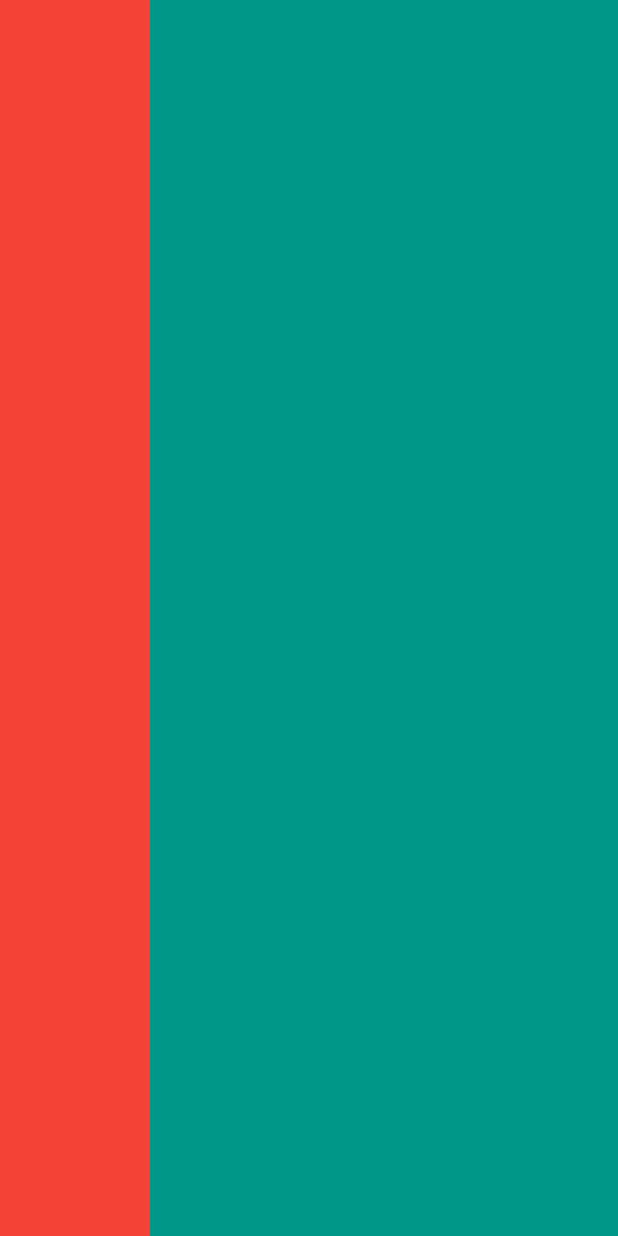
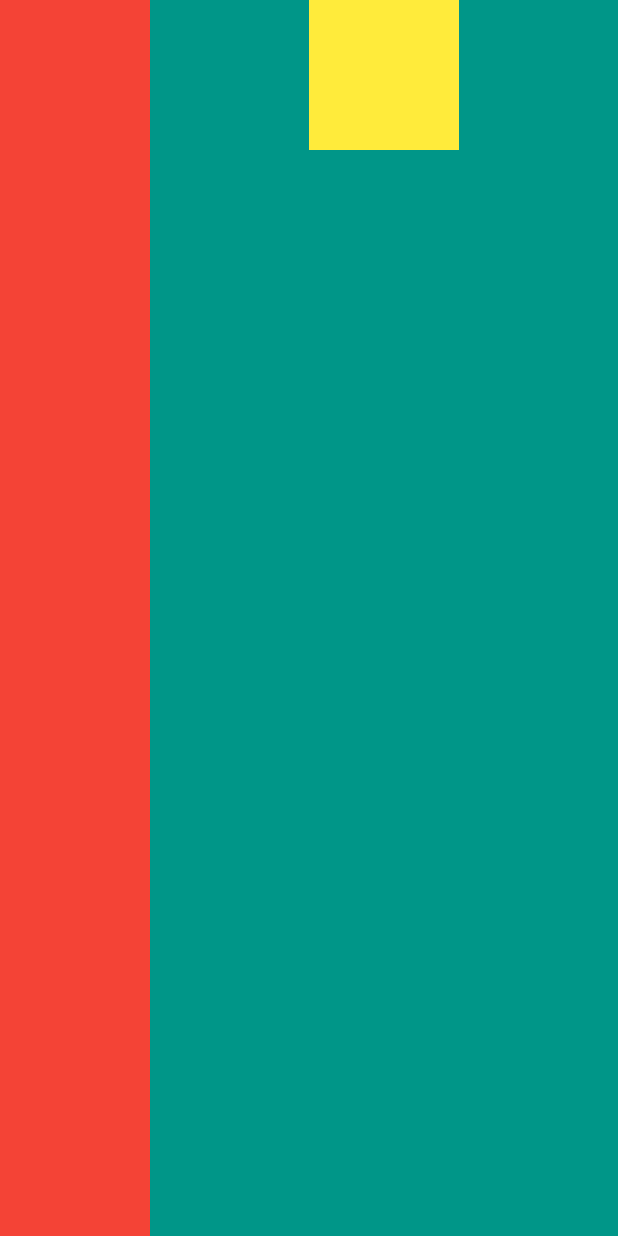
Before and after one commit to Naruse-Kazuki/Layout_challenge, a Flutter app: the screen it shows after launch, on a phone screen of 412 x 824 dp. Run offline on Flutter 3.47's test engine with Material 2 defaults, Android fonts, the light colour scheme and no system bars.

Commit message:
Add_Container2And3

```diff
--- a/lib/main.dart
+++ b/lib/main.dart
@@ -19,7 +19,17 @@ class MyApp extends StatelessWidget {
                 width: 100.0,
                 height: double.infinity,
                 color: Colors.red,
-              )
+              ),
+              Column(
+                children: <Widget>[
+                  Container(
+                    width: 100.0,
+                    height: 100.0,
+                    color: Colors.yellow,
+                  )
+                ],
+              ),
+              Container()
             ],
           ),
         ),
```
